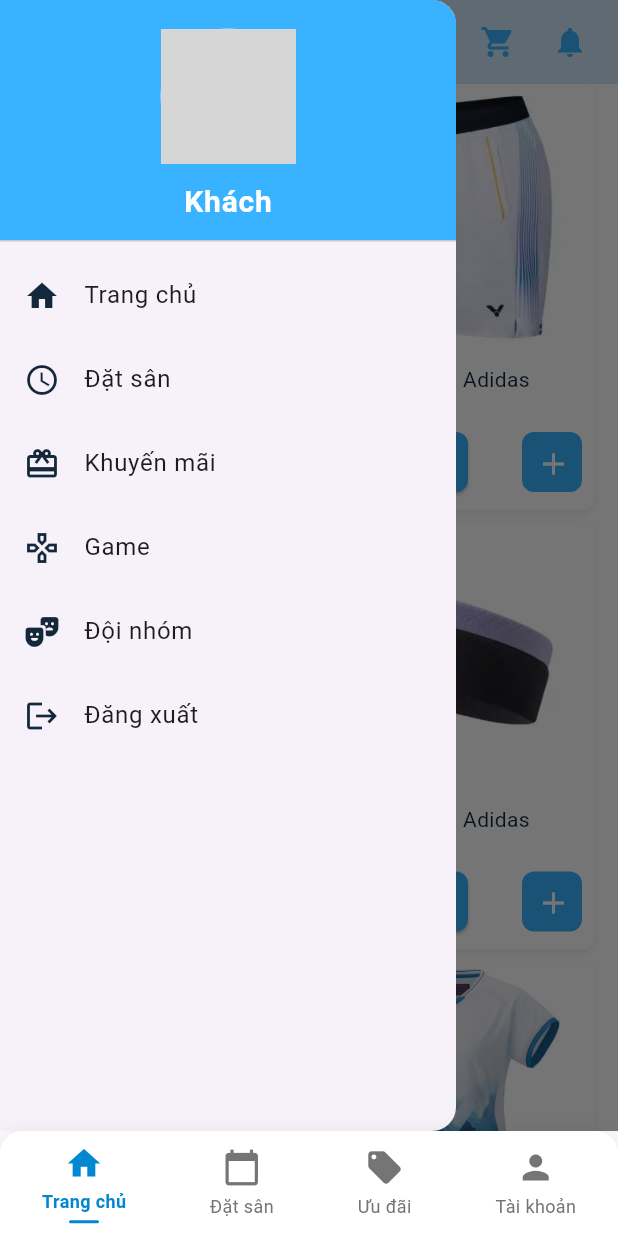
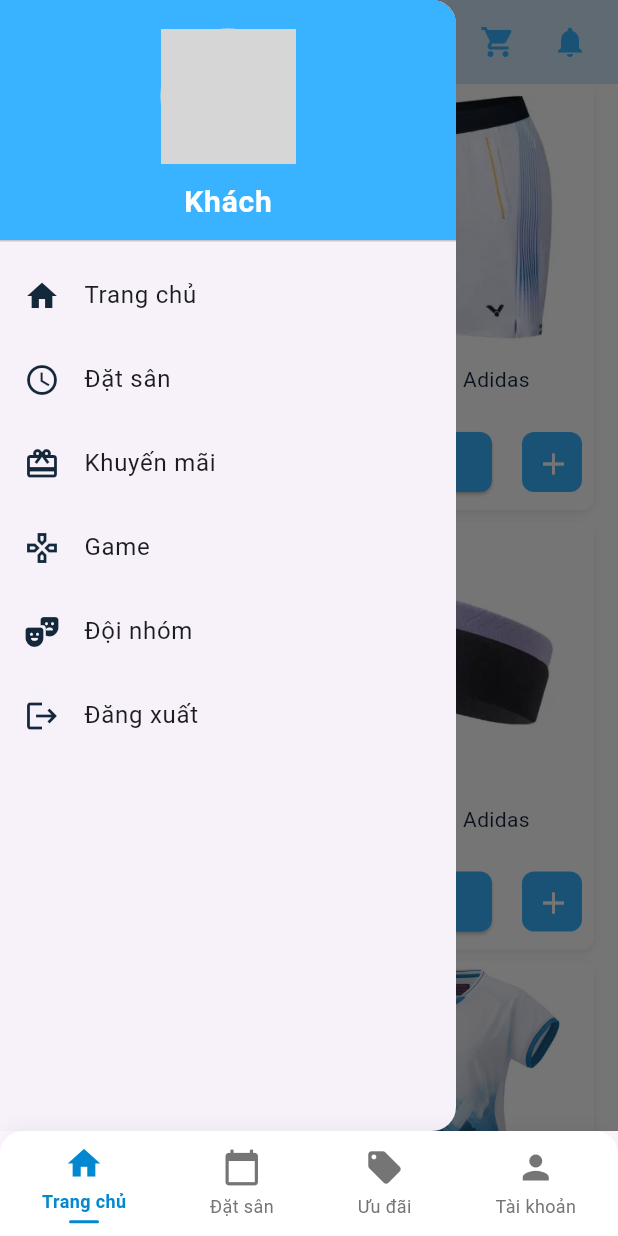
Before and after one commit to nghuuan2803/flutter_focusbadminton, a Flutter app: the screen it shows after launch, scrolled down 576 dp, after a tap on the "menu" icon, on a phone screen of 412 x 824 dp. Run offline on Flutter 3.47's test engine with Material 3 defaults, Android fonts, the phone set to English and light mode, and no system bars; our stand-ins replace app_links, carousel_slider, flutter_animate, google_sign_in, image_picker, shared_preferences; missing offline and left inert: signalr_netcore; network calls fail; grey boxes are pictures that could not be loaded.

Commit message:
chỉnh lại giao diện cho phù hợp với máy anh Bo

```diff
--- a/lib/screens/booking_screen.dart
+++ b/lib/screens/booking_screen.dart
@@ -17,7 +17,7 @@
         child: SafeArea(
           child: SingleChildScrollView(
             child: Padding(
-              padding: EdgeInsets.symmetric(horizontal: 16),
+              padding: EdgeInsets.fromLTRB(16, 16, 16, 16),
               child: Column(
                 mainAxisAlignment: MainAxisAlignment.center,
                 crossAxisAlignment: CrossAxisAlignment.center,
--- a/lib/screens/fixed_booking_screen.dart
+++ b/lib/screens/fixed_booking_screen.dart
@@ -1165,11 +1165,11 @@
                 IconButton(
                   onPressed: _resetSelections,
                   icon: const Icon(Icons.refresh),
-                  color: Colors.red,
+                  color: Colors.white,
                   iconSize: 24,
                   tooltip: 'Reset',
                   style: IconButton.styleFrom(
-                    backgroundColor: Colors.red.withOpacity(0.1),
+                    backgroundColor: AppColors.accent,
                     shape: RoundedRectangleBorder(
                       borderRadius: BorderRadius.circular(8),
                     ),
--- a/lib/screens/home_screen.dart
+++ b/lib/screens/home_screen.dart
@@ -151,6 +151,8 @@
                   }
 
                   final userInfo = snapshot.data ?? {'name': 'Khách'};
+                  final avatarUrl = userInfo['avatar'] ??
+                      'https://i.pinimg.com/736x/8f/1c/a2/8f1ca2029e2efceebd22fa05cca423d7.jpg';
                   print("UserInfo: $userInfo");
                   return Column(
                     mainAxisAlignment: MainAxisAlignment.center,
@@ -158,8 +160,7 @@
                     children: [
                       CircleAvatar(
                         radius: 45,
-                        backgroundImage: NetworkImage(
-                            'https://i.pinimg.com/736x/8f/1c/a2/8f1ca2029e2efceebd22fa05cca423d7.jpg'),
+                        backgroundImage: NetworkImage(avatarUrl),
                       ),
                       SizedBox(height: 10),
                       Text(
@@ -732,7 +733,7 @@
                   mainAxisAlignment: MainAxisAlignment.spaceBetween,
                   children: [
                     SizedBox(
-                      width: 94,
+                      width: 110,
                       child: ElevatedButton(
                         onPressed: () {},
                         style: ElevatedButton.styleFrom(
```
Also changed, not shown: lib/screens/inday_booking_screen.dart (+26 -24 lines).
